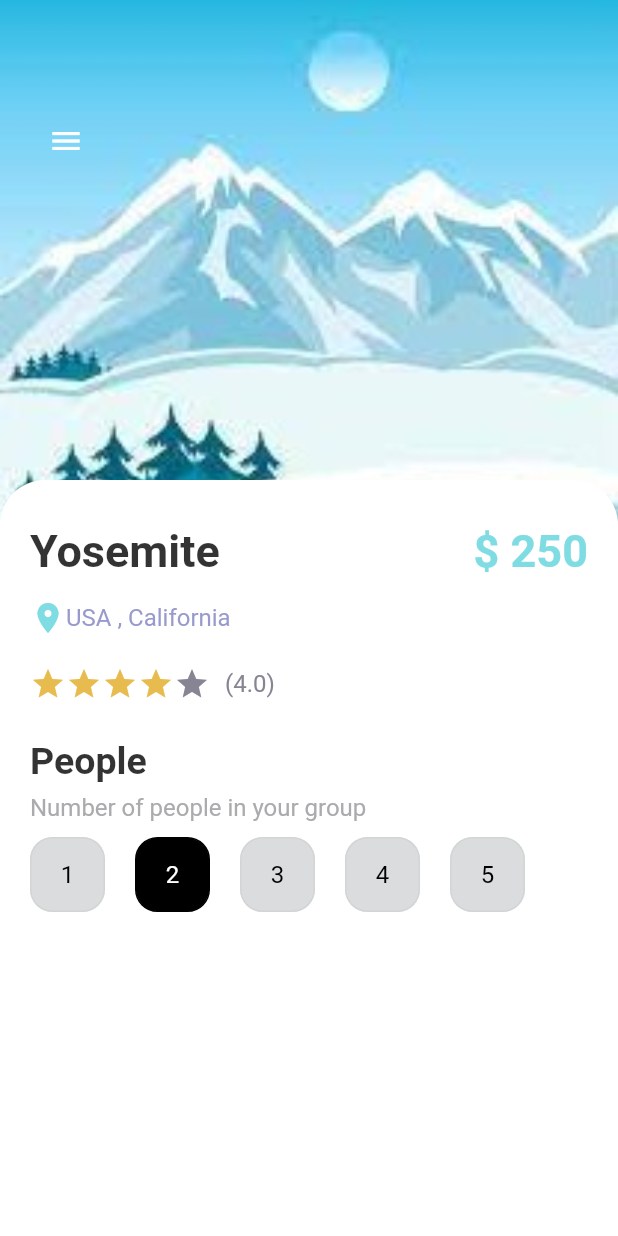
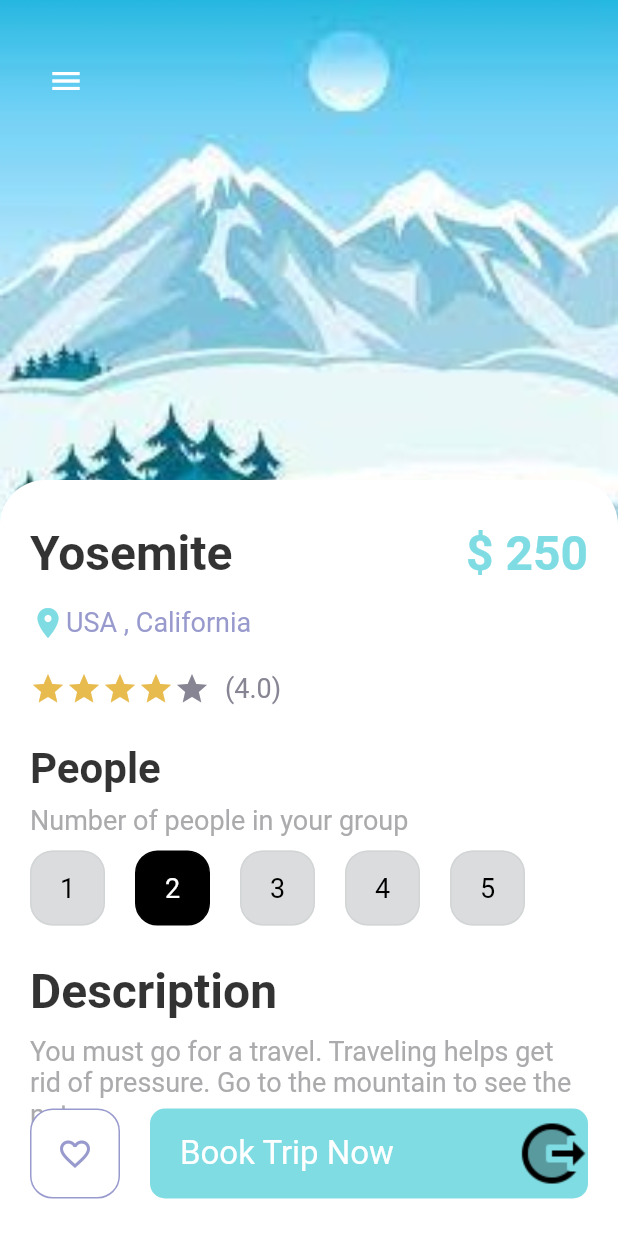
Before and after one commit to rimawahid/travel-app, a Flutter app: the DetailPage screen opened directly, on a phone screen of 412 x 824 dp. Run offline on Flutter 3.47's test engine with Material 2 defaults, Android fonts, the phone set to English and light mode, and no system bars; our stand-ins replace bloc, equatable, flutter_bloc.

Commit message:
show detail

```diff
--- /dev/null
+++ b/lib/cubit/app_cubit.dart
@@ -0,0 +1,24 @@
+import 'package:bloc/bloc.dart';
+import 'package:travel_app/model/data_model.dart';
+import 'package:travel_app/services/data_service.dart';
+import 'app_cubit_states.dart';
+
+class AppCubits extends Cubit<CubitStates> {
+  //AppCubits(super.initialState);
+  AppCubits({required this.data}) : super(InitialState()) {
+    emit(WelcomeState());
+  }
+  final DataServices data;
+  late final places;
+  void getData() async {
+    try {
+      emit(LoadingState());
+      places = await data.getInfo();
+      emit(LoadedState(places));
+    } catch (e) {}
+  }
+
+  detailPage(DataModel data) {
+    emit(DetailState(data));
+  }
+}
--- /dev/null
+++ b/lib/cubit/app_cubit_states.dart
@@ -0,0 +1,38 @@
+import 'package:equatable/equatable.dart';
+import 'package:travel_app/model/data_model.dart';
+
+abstract class CubitStates extends Equatable {}
+
+class InitialState extends CubitStates {
+  @override
+  // TODO: implement props
+  List<Object> get props => [];
+}
+
+class WelcomeState extends CubitStates {
+  @override
+  // TODO: implement props
+  List<Object> get props => [];
+}
+
+class LoadingState extends CubitStates {
+  @override
+  // TODO: implement props
+  List<Object> get props => [];
+}
+
+class LoadedState extends CubitStates {
+  LoadedState(this.places);
+  final List<DataModel> places;
+  @override
+  // TODO: implement props
+  List<Object> get props => [places];
+}
+
+class DetailState extends CubitStates {
+  DetailState(this.place);
+  final DataModel place;
+  @override
+  // TODO: implement props
+  List<Object> get props => [place];
+}
--- /dev/null
+++ b/lib/model/data_model.dart
@@ -0,0 +1,29 @@
+class DataModel {
+  String name;
+  String img;
+  int price;
+  int people;
+  int stars;
+  String description;
+  String location;
+  DataModel({
+    required this.name,
+    required this.img,
+    required this.price,
+    required this.people,
+    required this.stars,
+    required this.description,
+    required this.location,
+  });
+
+  factory DataModel.fromJson(Map<String, dynamic> json) {
+    return DataModel(
+        name: json["name"],
+        img: json["img"],
+        price: json["price"],
+        people: json["people"],
+        stars: json["stars"],
+        description: json["description"],
+        location: json["location"]);
+  }
+}
--- a/lib/pages/detail_page.dart
+++ b/lib/pages/detail_page.dart
@@ -5,6 +5,7 @@ import 'package:travel_app/misc/colors.dart';
 import 'package:travel_app/widgets/app_button.dart';
 import 'package:travel_app/widgets/app_large_text.dart';
 import 'package:travel_app/widgets/app_text.dart';
+import 'package:travel_app/widgets/responsive_button.dart';
 
 class DetailPage extends StatefulWidget {
   const DetailPage({Key? key}) : super(key: key);
@@ -38,7 +39,7 @@ class _DetailPageState extends State<DetailPage> {
                     )),
                 Positioned(
                     left: 20,
-                    top: 70,
+                    top: 30,
                     child: Row(
                       children: [
                         IconButton(
@@ -124,7 +125,7 @@ class _DetailPageState extends State<DetailPage> {
                         AppLargeText(
                           text: "People",
                           color: Colors.black.withOpacity(0.8),
-                          size: 25,
+                          size: 28,
                         ),
                         SizedBox(
                           height: 7,
@@ -160,10 +161,37 @@ class _DetailPageState extends State<DetailPage> {
                             );
                           }),
                         ),
+                        SizedBox(
+                          height: 25,
+                        ),
+                        AppLargeText(text: "Description", color: Colors.black.withOpacity(0.8),),
+                        SizedBox(
+                          height: 10,
+                        ),
+                        AppText(text: "You must go for a travel. Traveling helps get rid of pressure. Go to the mountain to see the nature.",size: 18, color: AppColors.mainTextColor,)
                       ],
                     ),
                   ),
-                )
+                ),
+                Positioned(
+                  bottom: 25,
+                  left: 20,
+                  right: 20,
+                  child: Row(
+                    children: [
+                      AppButtons(
+                        color: AppColors.TextColor1,
+                        backgroundColor: Colors.white,
+                        size: 60,
+                        borderColor: AppColors.TextColor1,
+                        isIcon: true,
+                        icon: Icons.favorite_border,),
+                      SizedBox(width: 20,),
+                      ResponsiveButton(
+                        isResponsive: true,
+                      )
+                    ],
+                )),
               ],
             )),
       ),
--- a/lib/widgets/app_large_text.dart
+++ b/lib/widgets/app_large_text.dart
@@ -7,7 +7,7 @@ class AppLargeText extends StatelessWidget {
   final String text;
   final Color color;
    AppLargeText({Key? key,
-    this.size = 30,
+    this.size = 32,
     required this.text,
     this.color=Colors.black}) : super(key: key);
 
--- a/lib/widgets/app_text.dart
+++ b/lib/widgets/app_text.dart
@@ -7,7 +7,7 @@ class AppText extends StatelessWidget {
   final String text;
   final Color color;
    AppText({Key? key,
-    this.size = 16,
+    this.size = 18,
     required this.text,
     this.color=Colors.black54}) : super(key: key);
 
--- a/lib/widgets/responsive_button.dart
+++ b/lib/widgets/responsive_button.dart
@@ -1,28 +1,33 @@
 import 'package:flutter/cupertino.dart';
+import 'package:flutter/material.dart';
 import 'package:travel_app/misc/colors.dart';
+import 'package:travel_app/widgets/app_text.dart';
 
 class ResponsiveButton extends StatelessWidget {
   bool? isResponsive;
   double? width;
-  ResponsiveButton({Key? key, this.width, this.isResponsive=false}) : super(key: key);
+  ResponsiveButton({Key? key, this.width=120, this.isResponsive=false}) : super(key: key);
 
   @override
   Widget build(BuildContext context) {
-    return Container(
-      width: width,
+    return Flexible(
+      child: Container(
+        width:isResponsive==true?double.maxFinite: width,
         height: 60,
         decoration: BoxDecoration(
           borderRadius: BorderRadius.circular(10),
           color: AppColors.mainColor,
         ),
         child: Row(
-        mainAxisAlignment: MainAxisAlignment.center,
-
+          mainAxisAlignment:isResponsive==true? MainAxisAlignment.spaceBetween: MainAxisAlignment.center,
           children: [
+            //Padding(padding: EdgeInsets.all(20)),
+            isResponsive==true?Container(margin: const EdgeInsets.only(left: 20),child: AppText(text: "Book Trip Now",size: 22, color: Colors.white)):Container(),
             Image.asset("img/button-one.png"),
            // Padding(padding: EdgeInsets.only(left: 10)),
           ],
         ),
+      ),
     );
   }
 }
--- a/pubspec.yaml
+++ b/pubspec.yaml
@@ -34,7 +34,10 @@ dependencies:
   # The following adds the Cupertino Icons font to your application.
   # Use with the CupertinoIcons class for iOS style icons.
   cupertino_icons: ^1.0.2
-
+  bloc:
+  flutter_bloc:
+  equatable:
+  http:
 dev_dependencies:
   flutter_test:
     sdk: flutter
```
Also changed, not shown: lib/cubit/app_cubit_logics.dart (added, +38 -0 lines), lib/main.dart (+11 -4 lines), lib/pages/home_page.dart (+41 -18 lines), lib/pages/welcome_page.dart (+17 -4 lines), lib/services/data_service.dart (added, +23 -0 lines), pubspec.lock. Lines whose indentation alone changed are shown as unchanged.
